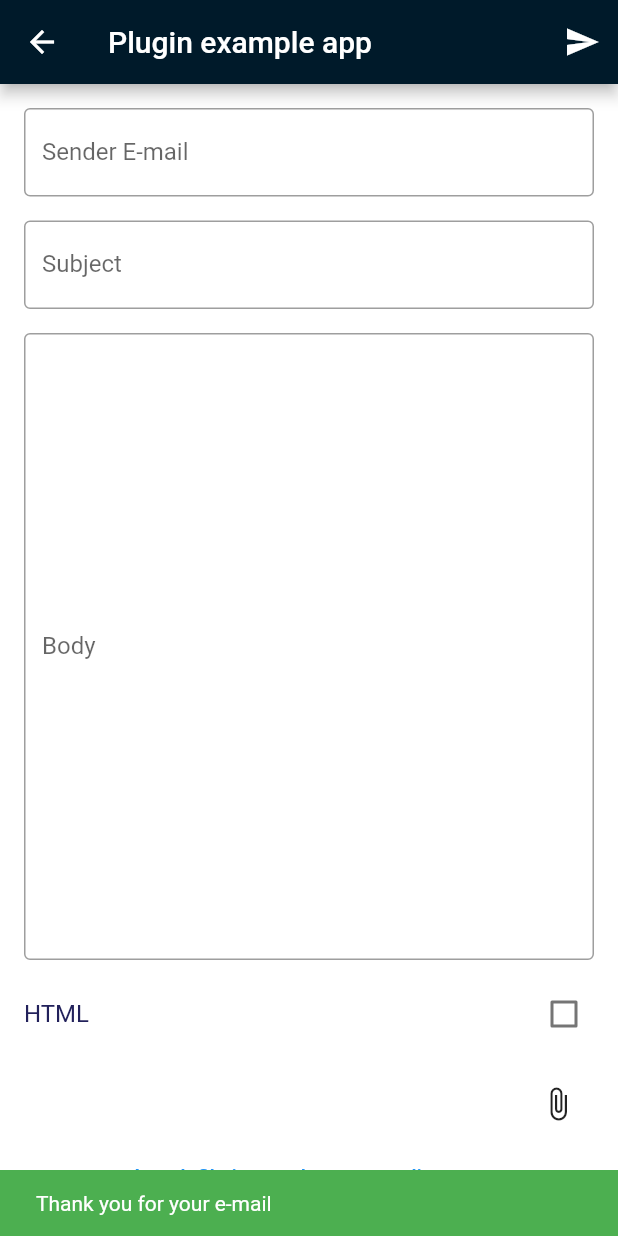
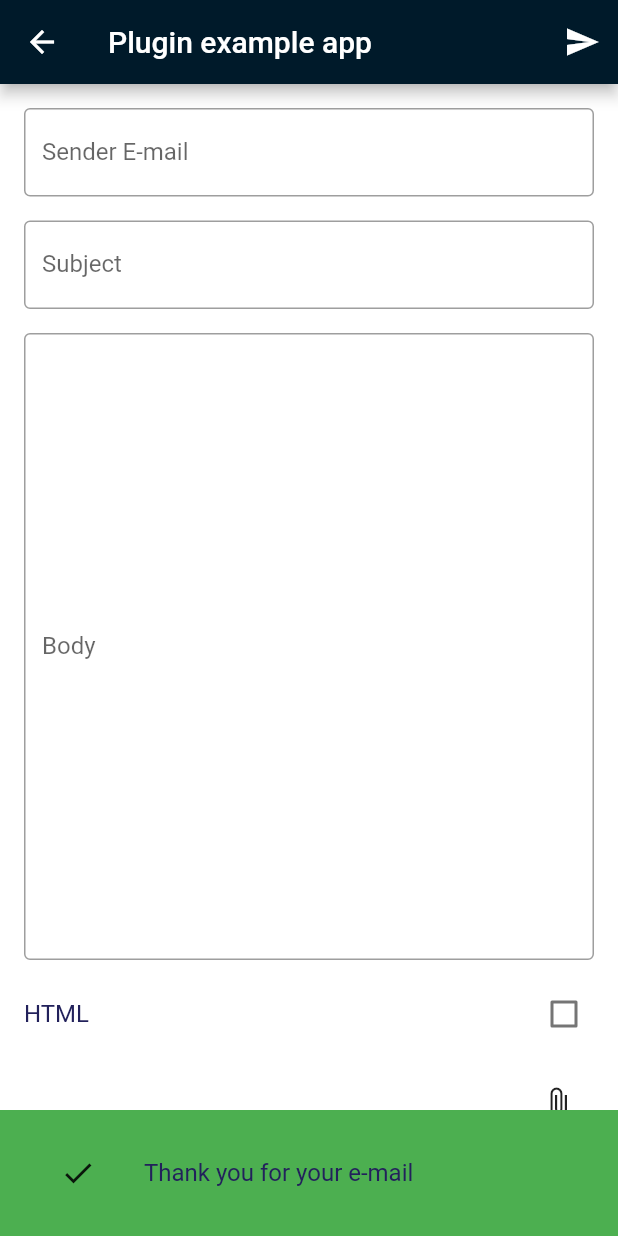
Before and after one commit to Hadjimamas/Testing_Project, a Flutter app: the EmailSender screen opened directly, after a tap on the "send" icon, on a phone screen of 412 x 824 dp. Run offline on Flutter 3.47's test engine with Material 2 defaults, Android fonts, the phone set to English and light mode, and no system bars; drawn by our look-alikes of overlay_support; our stand-ins replace connectivity_plus, google_fonts, image_picker, internet_connection_checker, package_info_plus; missing offline and left inert: flutter_email_sender.

Commit message:
Practice Project

```diff
--- a/lib/email.dart
+++ b/lib/email.dart
@@ -40,14 +40,17 @@ class _EmailSenderState extends State<EmailSender> {
 
     String platformResponse;
     Color response;
+    Icon responseIcon;
     try {
       await FlutterEmailSender.send(email);
       platformResponse = 'Thank you for your e-mail';
       response = Colors.green;
+      responseIcon = const Icon(Icons.done);
     } catch (error) {
       print(error);
       platformResponse = "An error occurred --> ${error.toString()}";
       response = Colors.red;
+      responseIcon = const Icon(Icons.error_outline_outlined);
     }
 
     if (!mounted) return;
@@ -55,7 +58,7 @@ class _EmailSenderState extends State<EmailSender> {
     ScaffoldMessenger.of(context).showSnackBar(
       SnackBar(
         backgroundColor: response,
-        content: Text(platformResponse),
+        content: ListTile(title: Text(platformResponse), leading: responseIcon),
       ),
     );
   }
```
